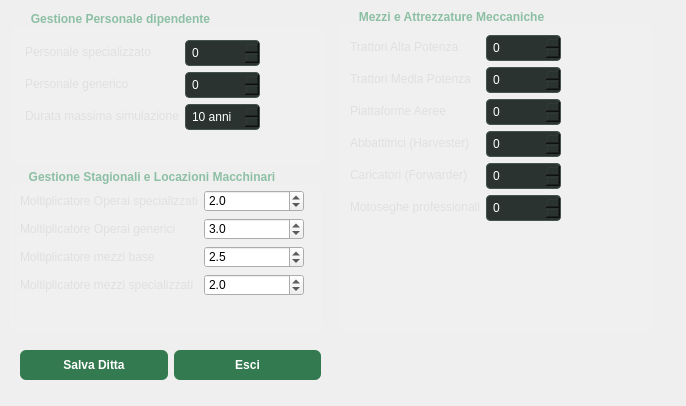
Before: the Qt Designer form GUI/form_ditta.ui in Seyen75/Gestione_Pioppeto, drawn with Qt 5.
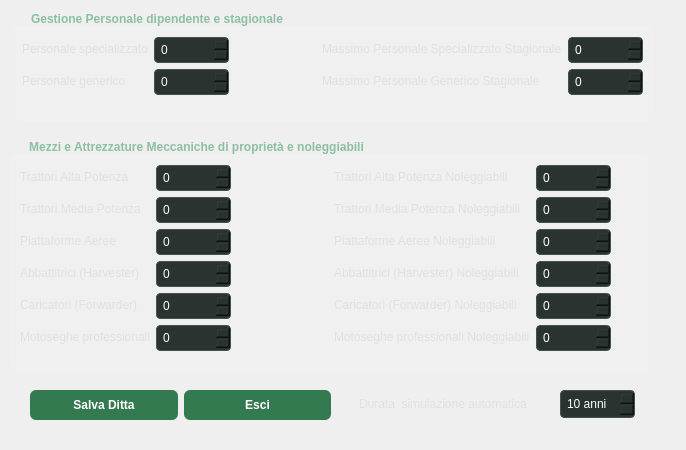
After: the same form once the commit is applied.

Commit message: Rivisistazione della struttura standard della ditta da simulare. Fatto tuning del motore di simulazione, soprattutto della parte relativa all'accrescimento dei lotti che era esageratamente sfasato per l'incidenza idrica.

The edit to the form file:
```diff
--- a/GUI/form_ditta.ui
+++ b/GUI/form_ditta.ui
@@ -7,19 +7,19 @@
     <x>0</x>
     <y>0</y>
     <width>686</width>
-    <height>406</height>
+    <height>450</height>
    </rect>
   </property>
   <property name="minimumSize">
    <size>
     <width>686</width>
-    <height>406</height>
+    <height>450</height>
    </size>
   </property>
   <property name="maximumSize">
    <size>
     <width>686</width>
-    <height>406</height>
+    <height>450</height>
    </size>
   </property>
   <property name="windowTitle">
@@ -97,22 +97,15 @@
     <rect>
      <x>12</x>
      <y>12</y>
-     <width>311</width>
-     <height>151</height>
+     <width>641</width>
+     <height>109</height>
     </rect>
    </property>
    <property name="title">
-    <string>Gestione Personale dipendente</string>
+    <string>Gestione Personale dipendente e stagionale</string>
    </property>
-   <widget class="QWidget" name="formLayoutWidget">
-    <property name="geometry">
-     <rect>
-      <x>13</x>
-      <y>28</y>
-      <width>281</width>
-      <height>111</height>
-     </rect>
-    </property>
+   <layout class="QHBoxLayout" name="horizontalLayout_2">
+    <item>
     <layout class="QFormLayout" name="formLayout">
      <property name="labelAlignment">
       <set>Qt::AlignmentFlag::AlignLeading|Qt::AlignmentFlag::AlignLeft|Qt::AlignmentFlag::AlignVCenter</set>
@@ -160,55 +153,71 @@
        </property>
       </widget>
      </item>
-     <item row="2" column="1">
-      <widget class="QSpinBox" name="spin_durata_piano">
+     </layout>
+    </item>
+    <item>
+     <layout class="QFormLayout" name="formLayout_3">
+      <property name="labelAlignment">
+       <set>Qt::AlignmentFlag::AlignLeading|Qt::AlignmentFlag::AlignLeft|Qt::AlignmentFlag::AlignVCenter</set>
+      </property>
+      <property name="formAlignment">
+       <set>Qt::AlignmentFlag::AlignLeading|Qt::AlignmentFlag::AlignLeft|Qt::AlignmentFlag::AlignTop</set>
+      </property>
+      <item row="0" column="0">
+       <widget class="QLabel" name="label_10">
+        <property name="text">
+         <string>Massimo Personale Specializzato Stagionale</string>
+        </property>
+       </widget>
+      </item>
+      <item row="1" column="0">
+       <widget class="QLabel" name="label_11">
+        <property name="text">
+         <string>Massimo Personale Generico Stagionale</string>
+        </property>
+       </widget>
+      </item>
+      <item row="0" column="1">
+       <widget class="QSpinBox" name="spin_operaio_A_noleggio">
        <property name="maximumSize">
         <size>
          <width>75</width>
          <height>16777215</height>
         </size>
        </property>
-       <property name="suffix">
-        <string> anni</string>
-       </property>
-       <property name="minimum">
-        <number>10</number>
-       </property>
        <property name="maximum">
-        <number>50</number>
-       </property>
-       <property name="singleStep">
-        <number>10</number>
-       </property>
-       <property name="value">
-        <number>10</number>
-       </property>
-      </widget>
-     </item>
-     <item row="2" column="0">
-      <widget class="QLabel" name="label_9">
-       <property name="text">
-        <string>Durata massima simulazione</string>
+         <number>100</number>
+        </property>
+       </widget>
+      </item>
+      <item row="1" column="1">
+       <widget class="QSpinBox" name="spin_operaio_B_noleggio">
+        <property name="maximumSize">
+         <size>
+          <width>75</width>
+          <height>16777215</height>
+         </size>
        </property>
       </widget>
      </item>
     </layout>
-   </widget>
+    </item>
+   </layout>
   </widget>
   <widget class="QGroupBox" name="groupBox_2">
    <property name="geometry">
     <rect>
-     <x>340</x>
-     <y>10</y>
-     <width>311</width>
-     <height>321</height>
+     <x>10</x>
+     <y>140</y>
+     <width>641</width>
+     <height>231</height>
     </rect>
    </property>
    <property name="title">
-    <string>Mezzi e Attrezzature Meccaniche</string>
+    <string>Mezzi e Attrezzature Meccaniche di proprietà e noleggiabili</string>
    </property>
-   <layout class="QGridLayout" name="gridLayout_2">
-    <item row="0" column="0">
+   <layout class="QHBoxLayout" name="horizontalLayout_3">
+    <item>
      <layout class="QFormLayout" name="formLayout_2">
       <property name="labelAlignment">
        <set>Qt::AlignmentFlag::AlignLeading|Qt::AlignmentFlag::AlignLeft|Qt::AlignmentFlag::AlignVCenter</set>
@@ -329,13 +338,122 @@
       </item>
      </layout>
     </item>
+    <item>
+     <layout class="QFormLayout" name="formLayout_4">
+      <property name="labelAlignment">
+       <set>Qt::AlignmentFlag::AlignLeading|Qt::AlignmentFlag::AlignLeft|Qt::AlignmentFlag::AlignVCenter</set>
+      </property>
+      <item row="0" column="0">
+       <widget class="QLabel" name="label_12">
+        <property name="text">
+         <string>Trattori Alta Potenza Noleggiabili</string>
+        </property>
+       </widget>
+      </item>
+      <item row="1" column="0">
+       <widget class="QLabel" name="label_13">
+        <property name="text">
+         <string>Trattori Media Potenza Noleggiabili</string>
+        </property>
+       </widget>
+      </item>
+      <item row="2" column="0">
+       <widget class="QLabel" name="label_14">
+        <property name="text">
+         <string>Piattaforme Aeree Noleggiabili</string>
+        </property>
+       </widget>
+      </item>
+      <item row="3" column="0">
+       <widget class="QLabel" name="label_15">
+        <property name="text">
+         <string>Abbattitrici (Harvester) Noleggiabili</string>
+        </property>
+       </widget>
+      </item>
+      <item row="4" column="0">
+       <widget class="QLabel" name="label_16">
+        <property name="text">
+         <string>Caricatori (Forwarder) Noleggiabili</string>
+        </property>
+       </widget>
+      </item>
+      <item row="5" column="0">
+       <widget class="QLabel" name="label_17">
+        <property name="text">
+         <string>Motoseghe professionali Noleggiabili</string>
+        </property>
+       </widget>
+      </item>
+      <item row="0" column="1">
+       <widget class="QSpinBox" name="spin_trattori_alta_noleggio">
+        <property name="maximumSize">
+         <size>
+          <width>75</width>
+          <height>16777215</height>
+         </size>
+        </property>
+       </widget>
+      </item>
+      <item row="1" column="1">
+       <widget class="QSpinBox" name="spin_trattori_media_noleggio">
+        <property name="maximumSize">
+         <size>
+          <width>75</width>
+          <height>16777215</height>
+         </size>
+        </property>
+       </widget>
+      </item>
+      <item row="2" column="1">
+       <widget class="QSpinBox" name="spin_piattaforme_noleggio">
+        <property name="maximumSize">
+         <size>
+          <width>75</width>
+          <height>16777215</height>
+         </size>
+        </property>
+       </widget>
+      </item>
+      <item row="3" column="1">
+       <widget class="QSpinBox" name="spin_harvester_noleggio">
+        <property name="maximumSize">
+         <size>
+          <width>75</width>
+          <height>16777215</height>
+         </size>
+        </property>
+       </widget>
+      </item>
+      <item row="4" column="1">
+       <widget class="QSpinBox" name="spin_forwarder_noleggio">
+        <property name="maximumSize">
+         <size>
+          <width>75</width>
+          <height>16777215</height>
+         </size>
+        </property>
+       </widget>
+      </item>
+      <item row="5" column="1">
+       <widget class="QSpinBox" name="spin_motoseghe_noleggio">
+        <property name="maximumSize">
+         <size>
+          <width>75</width>
+          <height>16777215</height>
+         </size>
+        </property>
+       </widget>
+      </item>
+     </layout>
+    </item>
    </layout>
   </widget>
   <widget class="QWidget" name="layoutWidget">
    <property name="geometry">
     <rect>
-     <x>10</x>
-     <y>340</y>
+     <x>20</x>
+     <y>380</y>
      <width>321</width>
      <height>51</height>
     </rect>
@@ -363,110 +481,49 @@
     </item>
    </layout>
   </widget>
-  <widget class="QGroupBox" name="groupBox_3">
+  <widget class="QSpinBox" name="spin_durata_piano">
    <property name="geometry">
     <rect>
-     <x>10</x>
-     <y>170</y>
-     <width>311</width>
-     <height>161</height>
+     <x>560</x>
+     <y>390</y>
+     <width>75</width>
+     <height>28</height>
     </rect>
    </property>
-   <property name="title">
-    <string>Gestione Stagionali e Locazioni Macchinari</string>
+   <property name="maximumSize">
+    <size>
+     <width>75</width>
+     <height>16777215</height>
+    </size>
    </property>
-   <widget class="QWidget" name="formLayoutWidget_2">
-    <property name="geometry">
-     <rect>
-      <x>10</x>
-      <y>20</y>
-      <width>284</width>
-      <height>131</height>
-     </rect>
-    </property>
-    <layout class="QFormLayout" name="formLayout_3">
-     <item row="0" column="0">
-      <widget class="QLabel" name="label_10">
-       <property name="text">
-        <string>Moltiplicatore Operai specializzati</string>
-       </property>
-      </widget>
-     </item>
-     <item row="1" column="0">
-      <widget class="QLabel" name="label_11">
-       <property name="text">
-        <string>Moltiplicatore Operai generici</string>
-       </property>
-      </widget>
-     </item>
-     <item row="2" column="0">
-      <widget class="QLabel" name="label_12">
-       <property name="text">
-        <string>Moltiplicatore mezzi base</string>
-       </property>
-      </widget>
-     </item>
-     <item row="3" column="0">
-      <widget class="QLabel" name="label_13">
-       <property name="text">
-        <string>Moltiplicatore mezzi specializzati</string>
-       </property>
-      </widget>
-     </item>
-     <item row="0" column="1">
-      <widget class="QDoubleSpinBox" name="dsb_elasticita_spec">
-       <property name="decimals">
-        <number>1</number>
-       </property>
-       <property name="value">
-        <double>2.000000000000000</double>
-       </property>
-      </widget>
-     </item>
-     <item row="1" column="1">
-      <widget class="QDoubleSpinBox" name="dsb_elasticita_comune">
-       <property name="decimals">
-        <number>1</number>
+   <property name="suffix">
+    <string> anni</string>
+   </property>
+   <property name="minimum">
+    <number>10</number>
        </property>
        <property name="maximum">
-        <double>5.000000000000000</double>
+    <number>50</number>
        </property>
        <property name="singleStep">
-        <double>0.500000000000000</double>
+    <number>10</number>
        </property>
        <property name="value">
-        <double>3.000000000000000</double>
-       </property>
-      </widget>
-     </item>
-     <item row="2" column="1">
-      <widget class="QDoubleSpinBox" name="dsb_elasticita_mezzi_base">
-       <property name="decimals">
-        <number>1</number>
-       </property>
-       <property name="singleStep">
-        <double>0.500000000000000</double>
-       </property>
-       <property name="value">
-        <double>2.500000000000000</double>
-       </property>
-      </widget>
-     </item>
-     <item row="3" column="1">
-      <widget class="QDoubleSpinBox" name="dsb_elasticita_mezzi_spec">
-       <property name="decimals">
-        <number>1</number>
-       </property>
-       <property name="singleStep">
-        <double>0.500000000000000</double>
-       </property>
-       <property name="value">
-        <double>2.000000000000000</double>
-       </property>
-      </widget>
-     </item>
-    </layout>
-   </widget>
+    <number>10</number>
+   </property>
+  </widget>
+  <widget class="QLabel" name="label_9">
+   <property name="geometry">
+    <rect>
+     <x>359</x>
+     <y>390</y>
+     <width>201</width>
+     <height>28</height>
+    </rect>
+   </property>
+   <property name="text">
+    <string>Durata  simulazione automatica</string>
+   </property>
   </widget>
  </widget>
  <resources/>
```
Lines whose indentation alone changed are shown as unchanged. The commit also changes 19 other files.
